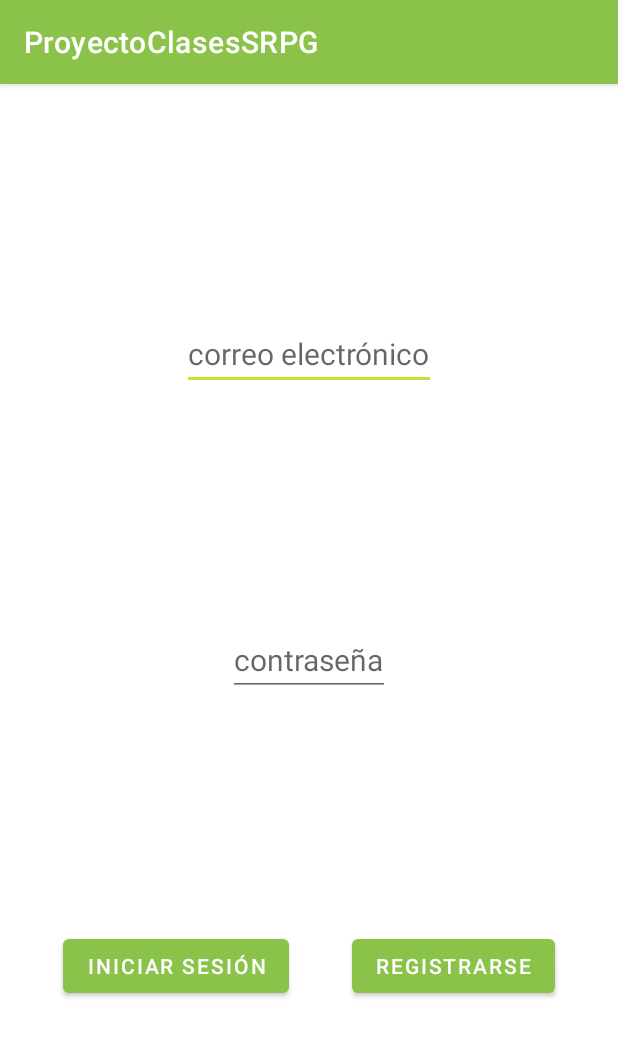
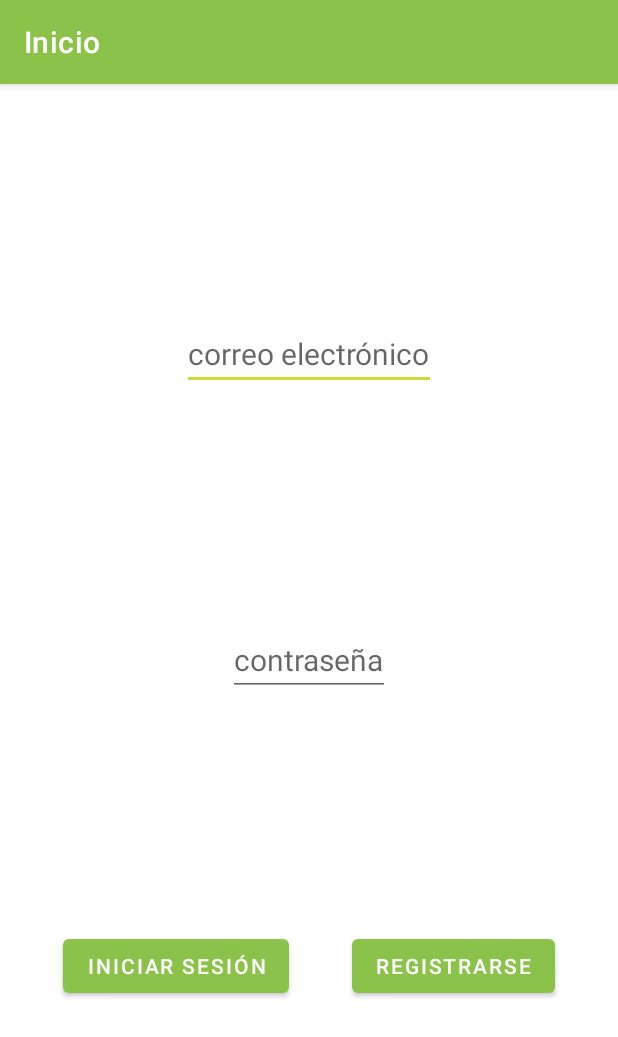
Before and after one commit to saragl728/ProyectoClasesSRPG, an Android app: the screen it shows after launch (MainActivity), on a phone screen of 412 x 824 dp. Shown: the top 1037 px of the screen. Run offline under Robolectric (Android 15) with nearby library versions, the phone set to English and light mode, and no system bars; our stand-ins replace Firebase (no records; nobody signed in at launch, a user with empty details on screens opened directly).

Commit message:
Cambio el títuloo de la actividad principal

```diff
--- a/app/src/main/java/com/example/proyectoclasessrpg/MainActivity.kt
+++ b/app/src/main/java/com/example/proyectoclasessrpg/MainActivity.kt
@@ -12,6 +12,8 @@ class MainActivity : AppCompatActivity() {
         super.onCreate(savedInstanceState)
         val binding = ActivityMainBinding.inflate(layoutInflater)
         setContentView(binding.root)
+
+        title = "Inicio"
 
         //iniciar sesión
         binding.bLogin.setOnClickListener {
```
